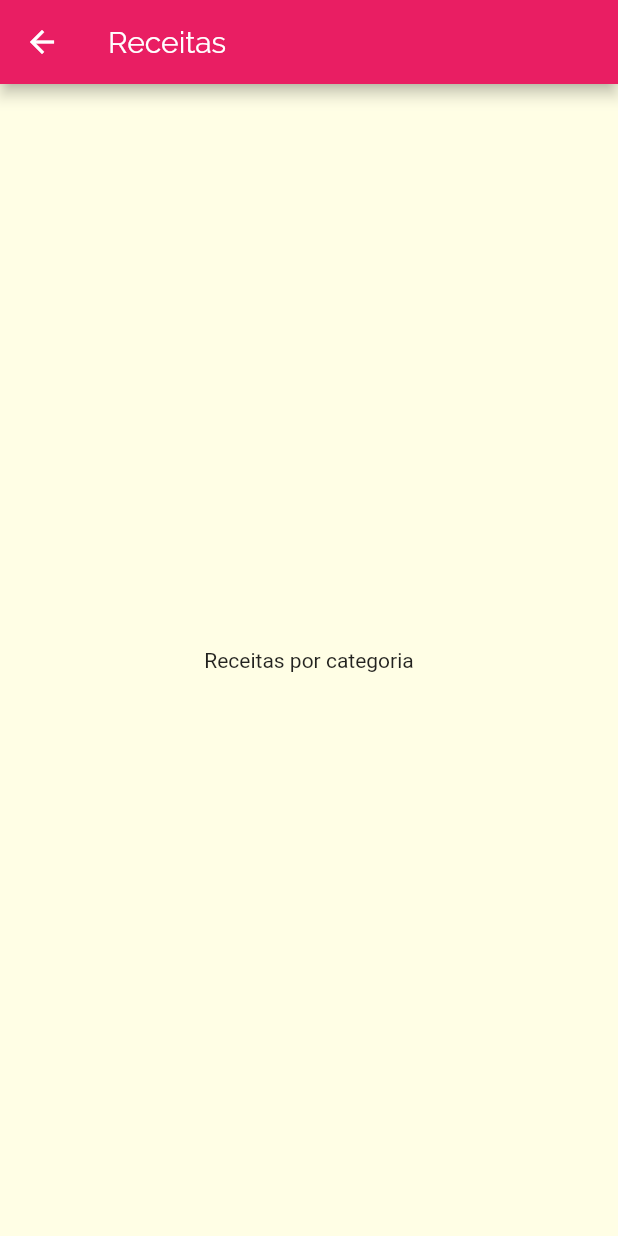
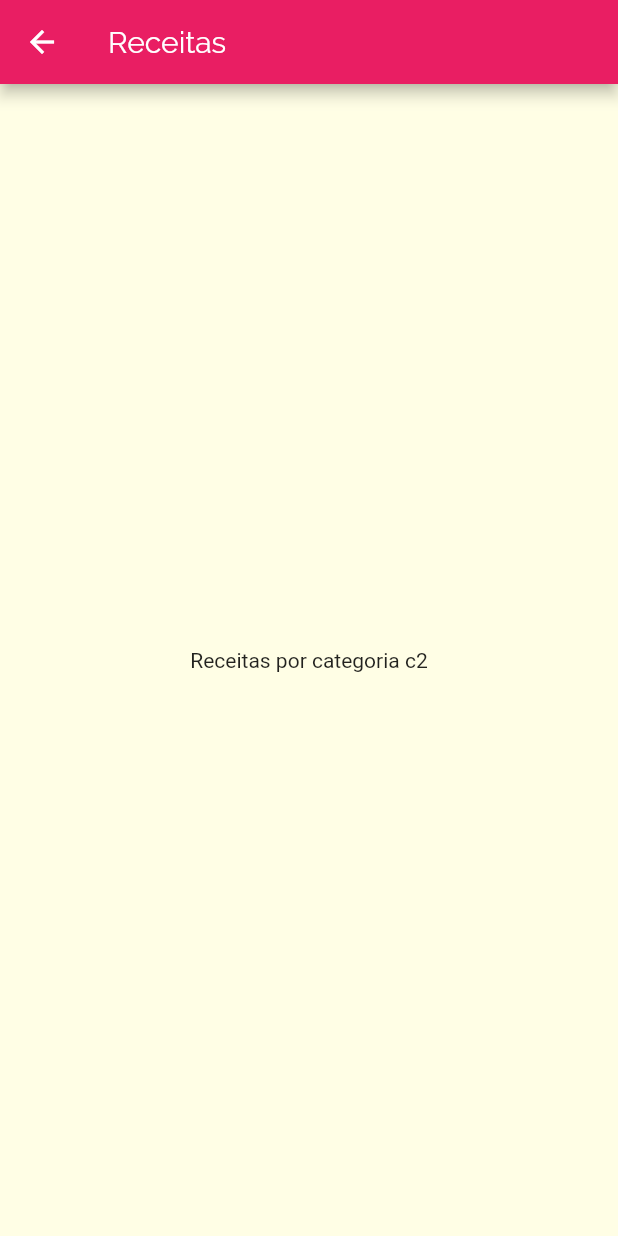
Before and after one commit to ramonmpacheco/youchef, a Flutter app: the screen it shows after launch, after a tap on "Rápido & Fácil", on a phone screen of 412 x 824 dp. Run offline on Flutter 3.47's test engine with Material 2 defaults, Android fonts, the phone set to English and light mode, and no system bars.

Commit message:
add: category screen route parameter

```diff
--- a/lib/components/category_item.dart
+++ b/lib/components/category_item.dart
@@ -11,7 +11,7 @@ class CategoryItem extends StatelessWidget {
     Navigator.of(context).push(
       MaterialPageRoute(
         builder: (_) {
-          return CategoriesMealsScreen();
+          return CategoriesMealsScreen(category);
         },
       ),
     );
--- a/lib/screens/categories_meals_screen.dart
+++ b/lib/screens/categories_meals_screen.dart
@@ -1,6 +1,11 @@
 import 'package:flutter/material.dart';
+import 'package:youchef/models/category.dart';
 
 class CategoriesMealsScreen extends StatelessWidget {
+  final Category category;
+
+  const CategoriesMealsScreen(this.category);
+
   @override
   Widget build(BuildContext context) {
     return Scaffold(
@@ -8,7 +13,7 @@ class CategoriesMealsScreen extends StatelessWidget {
         title: Text('Receitas'),
       ),
       body: Center(
-        child: Text('Receitas por categoria'),
+        child: Text('Receitas por categoria ${category.id}'),
       ),
     );
   }
```
